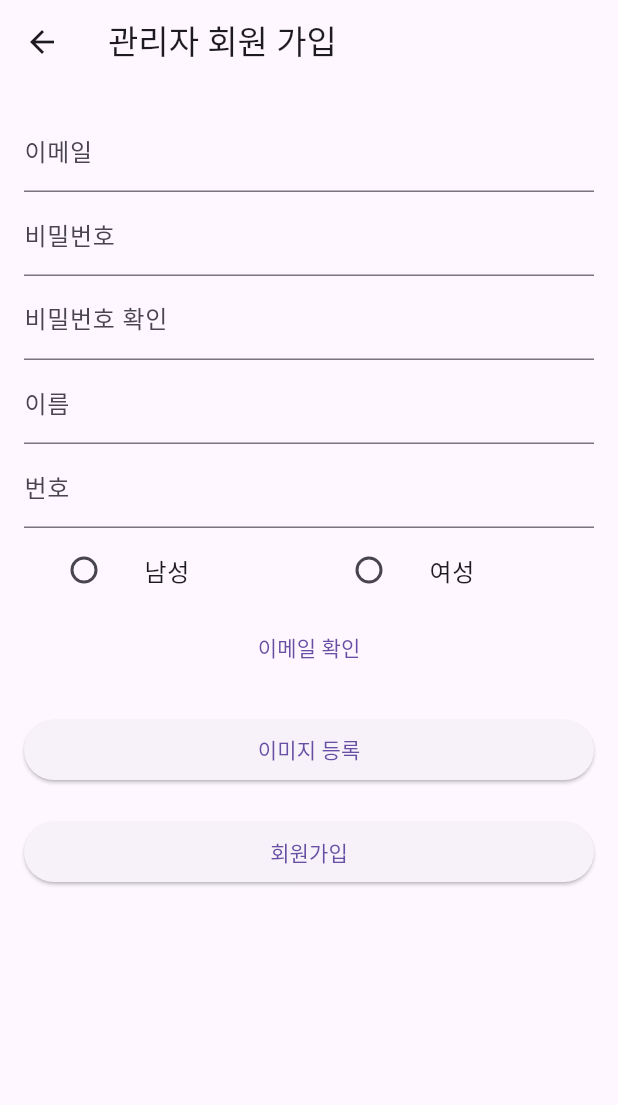
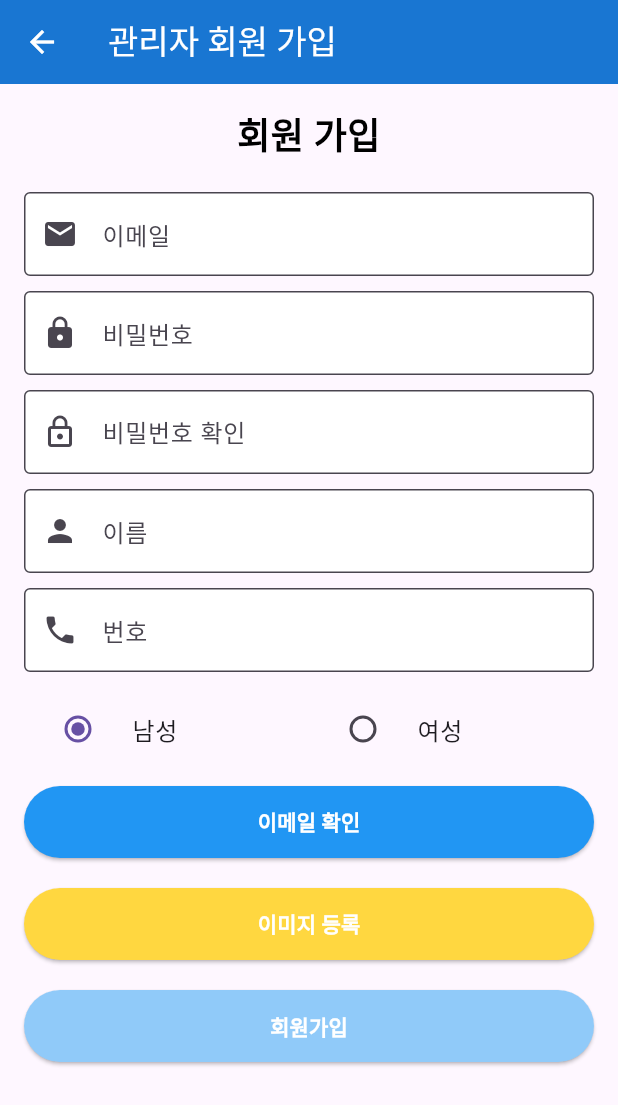
Before and after one commit to tlsgptj/cj_webapp, a Flutter app: the SignUpScreen screen opened by its route, on a phone screen of 412 x 824 dp. Shown: the top 1105 px of the screen. Run offline on Flutter 3.47's test engine with Material 3 defaults, Android fonts, the light colour scheme and no system bars; our stand-ins replace cloud_firestore, connectivity_plus, firebase_auth, firebase_core, firebase_database, firebase_storage and 4 more; accounts and stored records are empty; project files that could hold a hidden picture were left out.

```diff
--- a/lib/users/SignUpScreen.dart
+++ b/lib/users/SignUpScreen.dart
@@ -22,7 +22,7 @@ class _SignUpScreenState extends State<SignUpScreen> {
   final _confirmPasswordController = TextEditingController();
   final _nameController = TextEditingController();
   final _phoneController = TextEditingController();
-  String _selectedGender = 'Male';
+  String _selectedGender = '남성';
 
   final FirebaseAuth _auth = FirebaseAuth.instance;
   final FirebaseFirestore _firestore = FirebaseFirestore.instance;
@@ -68,21 +68,22 @@ class _SignUpScreenState extends State<SignUpScreen> {
       }
 
       // Store user data in Firestore
-      await _firestore.collection('users').doc(userCredential.user!.uid).set({
+      String collection = widget.role == 'admin' ? 'admins' : 'users';
+      await _firestore.collection(collection).doc(userCredential.user!.uid).set({
         'email': email,
         'name': name,
         'phone': phone,
         'gender': _selectedGender,
-        'role': widget.role,//admin이랑 users생성
+        'role': widget.role,
         'profileImageUrl': imageUrl,
       });
 
-      Fluttertoast.showToast(msg: "Sign Up Successful");
+      Fluttertoast.showToast(msg: "회원가입 성공");
 
       // Navigate to home or main screen
       Navigator.pushReplacementNamed(context, '/home');
     } catch (e) {
-      Fluttertoast.showToast(msg: "Sign Up Failed: ${e}");
+      Fluttertoast.showToast(msg: "회원가입 실패: ${e}");
     }
   }
 
@@ -105,42 +106,70 @@ class _SignUpScreenState extends State<SignUpScreen> {
   Widget build(BuildContext context) {
     return Scaffold(
       appBar: AppBar(
-        title: Text('${widget.role == 'admin' ? '관리자' : '일반'} 회원 가입'),
+        title: Text(
+          '${widget.role == 'admin' ? '관리자' : '일반'} 회원 가입',
+          style: const TextStyle(color: Colors.white),
+        ),
+        backgroundColor: Colors.blue[700],
+        iconTheme: const IconThemeData(color: Colors.white),
       ),
       body: Padding(
-        padding: EdgeInsets.all(16.0),
+        padding: const EdgeInsets.all(16.0),
         child: SingleChildScrollView(
           child: Column(
             crossAxisAlignment: CrossAxisAlignment.stretch,
             children: [
-              TextField(
-                controller: _emailController,
-                decoration: InputDecoration(labelText: '이메일'),
+              const Text(
+                '회원 가입',
+                style: TextStyle(
+                  fontSize: 24,
+                  fontWeight: FontWeight.bold,
+                  color: Colors.black,
                 ),
-              TextField(
-                controller: _passwordController,
-                obscureText: true,
-                decoration: InputDecoration(labelText: '비밀번호'),
+                textAlign: TextAlign.center,
               ),
-              TextField(
-                controller: _confirmPasswordController,
-                obscureText: true,
-                decoration: InputDecoration(labelText: '비밀번호 확인'),
+              const SizedBox(height: 20),
+              _buildTextField(
+                _emailController,
+                '이메일',
+                false,
+                icon: Icons.email,
               ),
-              TextField(
-                controller: _nameController,
-                decoration: InputDecoration(labelText: '이름'),
+              const SizedBox(height: 10),
+              _buildTextField(
+                _passwordController,
+                '비밀번호',
+                true,
+                icon: Icons.lock,
               ),
-              TextField(
-                controller: _phoneController,
-                decoration: InputDecoration(labelText: '번호'),
+              const SizedBox(height: 10),
+              _buildTextField(
+                _confirmPasswordController,
+                '비밀번호 확인',
+                true,
+                icon: Icons.lock_outline,
               ),
+              const SizedBox(height: 10),
+              _buildTextField(
+                _nameController,
+                '이름',
+                false,
+                icon: Icons.person,
+              ),
+              const SizedBox(height: 10),
+              _buildTextField(
+                _phoneController,
+                '번호',
+                false,
+                icon: Icons.phone,
+              ),
+              const SizedBox(height: 10),
               Row(
+                mainAxisAlignment: MainAxisAlignment.center,
                 children: [
                   Expanded(
-                    child: ListTile(
-                      title: Text('남성'),
-                      leading: Radio<String>(
+                    child: RadioListTile<String>(
+                      title: const Text('남성'),
                       value: '남성',
                       groupValue: _selectedGender,
                       onChanged: (value) {
@@ -150,11 +179,9 @@ class _SignUpScreenState extends State<SignUpScreen> {
                       },
                     ),
                   ),
-                  ),
                   Expanded(
-                    child: ListTile(
-                      title: Text('여성'),
-                      leading: Radio<String>(
+                    child: RadioListTile<String>(
+                      title: const Text('여성'),
                       value: '여성',
                       groupValue: _selectedGender,
                       onChanged: (value) {
@@ -164,17 +191,37 @@ class _SignUpScreenState extends State<SignUpScreen> {
                       },
                     ),
                   ),
-                  ),
                 ],
               ),
-              TextButton(
+              const SizedBox(height: 10),
+              ElevatedButton(
                 onPressed: _checkEmailDuplicate,
-                child: Text('이메일 확인'),
+                style: ElevatedButton.styleFrom(
+                  backgroundColor: Colors.blue,
+                  minimumSize: const Size(double.infinity, 48),
                 ),
-              SizedBox(height: 20),
+                child: const Text(
+                  '이메일 확인',
+                  style: TextStyle(
+                    color: Colors.white,
+                    fontWeight: FontWeight.bold,
+                  ),
+                ),
+              ),
+              const SizedBox(height: 20),
               ElevatedButton(
                 onPressed: _pickImage,
-                child: Text('이미지 등록'),
+                style: ElevatedButton.styleFrom(
+                  backgroundColor: Colors.amberAccent,
+                  minimumSize: const Size(double.infinity, 48),
+                ),
+                child: const Text(
+                  '이미지 등록',
+                  style: TextStyle(
+                    color: Colors.white,
+                    fontWeight: FontWeight.bold,
+                  ),
+                ),
               ),
               if (_imageFile != null)
                 Padding(
@@ -185,10 +232,20 @@ class _SignUpScreenState extends State<SignUpScreen> {
                     width: 100,
                   ),
                 ),
-              SizedBox(height: 20),
+              const SizedBox(height: 20),
               ElevatedButton(
                 onPressed: _signUp,
-                child: Text('회원가입'),
+                style: ElevatedButton.styleFrom(
+                  backgroundColor: Colors.blue[200],
+                  minimumSize: const Size(double.infinity, 48),
+                ),
+                child: const Text(
+                  '회원가입',
+                  style: TextStyle(
+                    color: Colors.white,
+                    fontWeight: FontWeight.bold,
+                  ),
+                ),
               ),
             ],
           ),
@@ -196,4 +253,20 @@ class _SignUpScreenState extends State<SignUpScreen> {
       ),
     );
   }
+
+  Widget _buildTextField(
+      TextEditingController controller, String labelText, bool obscureText,
+      {IconData? icon}) {
+    return TextField(
+      controller: controller,
+      obscureText: obscureText,
+      decoration: InputDecoration(
+        labelText: labelText,
+        prefixIcon: icon != null ? Icon(icon) : null,
+        border: const OutlineInputBorder(),
+        filled: true,
+        fillColor: Colors.white,
+      ),
+    );
   }
+}
--- a/lib/users/SigninScreen.dart
+++ b/lib/users/SigninScreen.dart
@@ -101,8 +101,8 @@ class _SigninScreenState extends State<SigninScreen> {
   Widget build(BuildContext context) {
     return Scaffold(
       appBar: AppBar(
-        title: const Text('지문 로그인'),
-        backgroundColor: Colors.blue[900], // 앱바 배경색 설정
+        title: const Text('지문 로그인', style: TextStyle(color: Colors.white)),
+        backgroundColor: Colors.blue[800], // 앱바 배경색 설정
       ),
       body: Container(
         color: Colors.blue[50], // 전체 배경색 설정
@@ -149,10 +149,10 @@ class _SigninScreenState extends State<SigninScreen> {
                 ElevatedButton(
                   onPressed: _authenticateUser,
                   style: ElevatedButton.styleFrom(
-                    backgroundColor: Colors.blue[900], // 버튼 배경색 설정
+                    backgroundColor: Colors.blue[800], // 버튼 배경색 설정
                     minimumSize: const Size(double.infinity, 48), // 버튼 크기 설정
                   ),
-                  child: const Text('로그인 후 지문 등록'),
+                  child: const Text('로그인 후 지문 등록', style: TextStyle(color: Colors.white)),
                 ),
               ],
             ),
```
Lines whose indentation alone changed are shown as unchanged.
